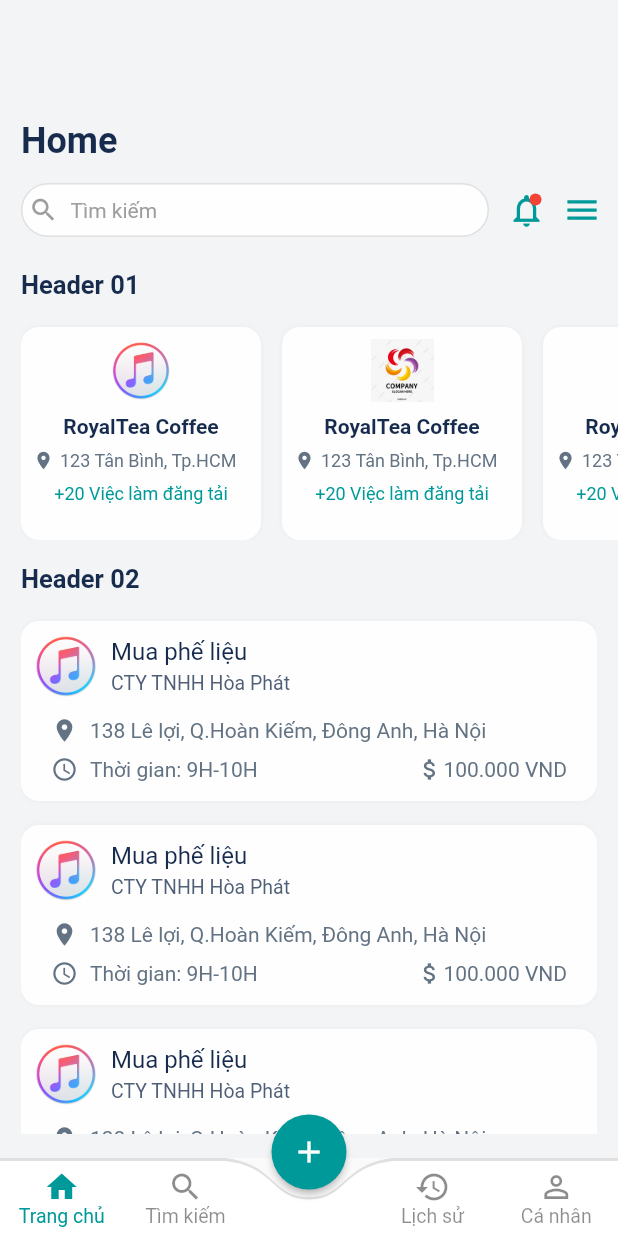
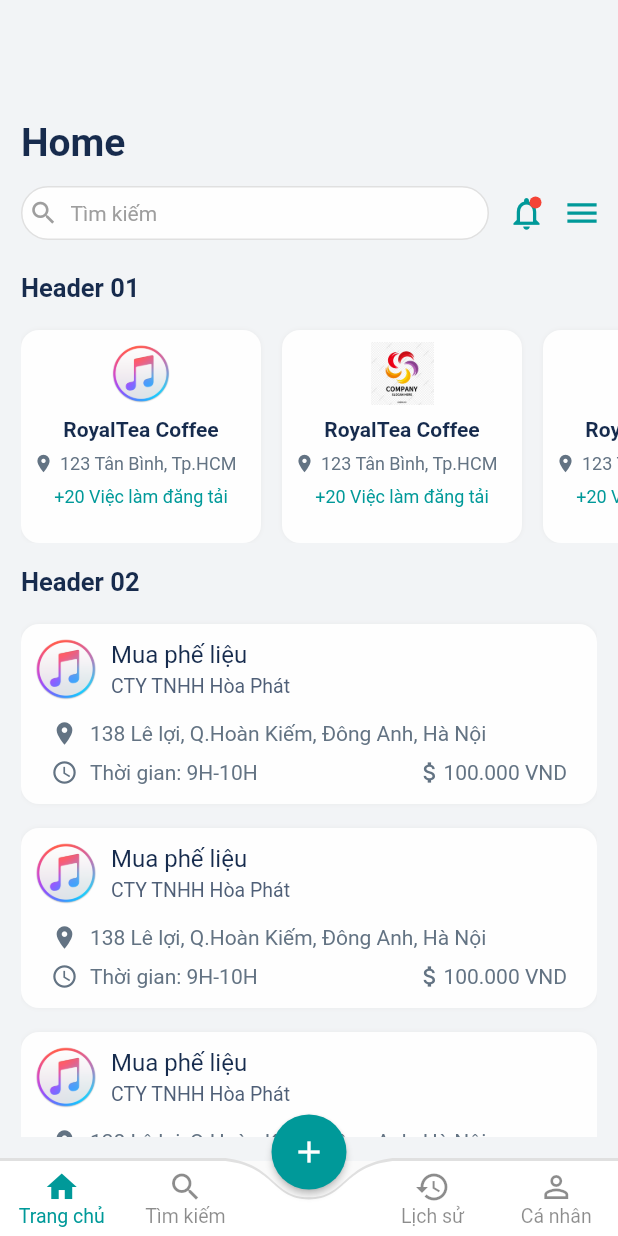
Before and after one commit to trantheho/bottom_navigation_bar, a Flutter app: the screen it shows after launch, on a phone screen of 412 x 824 dp. Run offline on Flutter 3.47's test engine with Material 2 defaults, Android fonts, the phone set to English and light mode, and no system bars; our stand-ins replace google_maps_flutter.

Commit message:
update home

```diff
--- a/lib/home.dart
+++ b/lib/home.dart
@@ -121,7 +121,7 @@ class _HomeScreenState extends State<_HomeScreen> with SingleTickerProviderState
                 'Home',
                 textAlign: TextAlign.start,
                 style: TextStyle(
-                    fontSize: 24,
+                    fontSize: 26,
                     color: Color.fromRGBO(23, 43, 77, 1),
                     fontWeight: FontWeight.bold
                 ),
```
